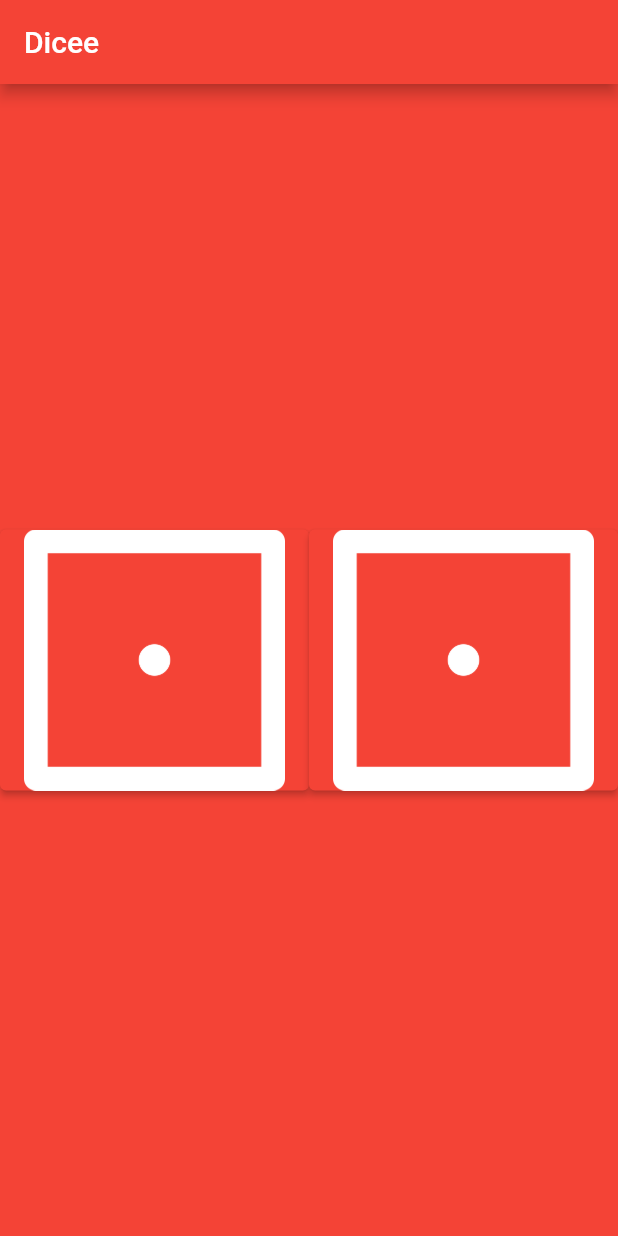
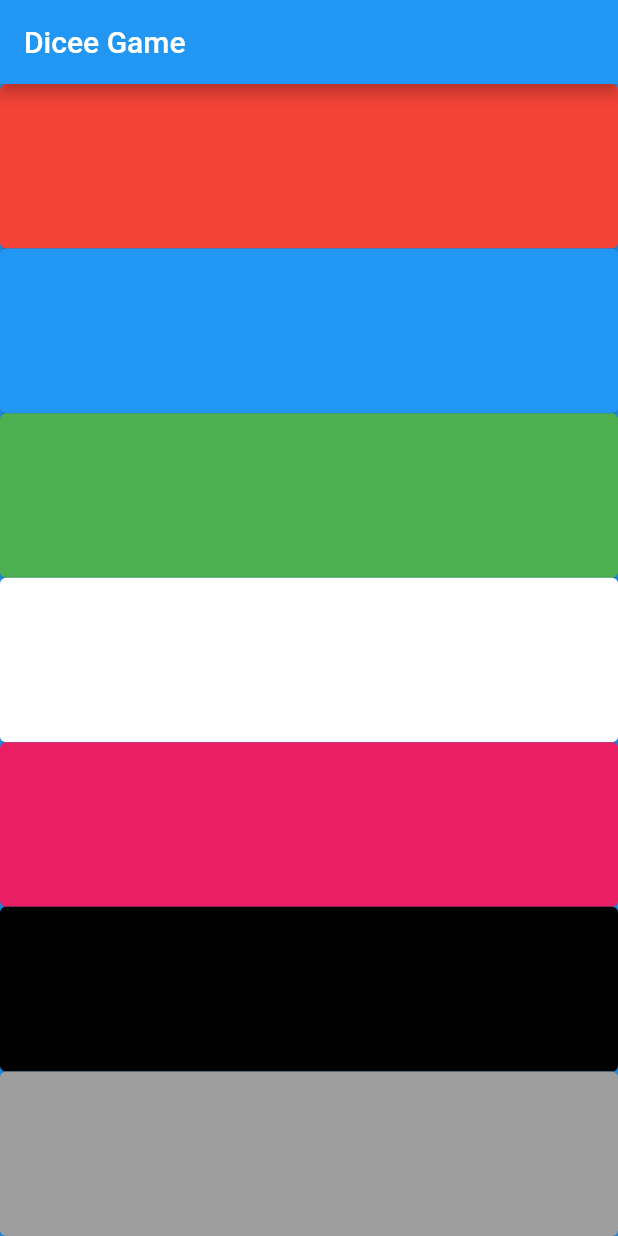
Before and after one commit to aorohith/angeleena, a Flutter app: the screen it shows after launch, on a phone screen of 412 x 824 dp. Run offline on Flutter 3.47's test engine with Material 2 defaults, Android fonts, the phone set to English and light mode, and no system bars; our stand-ins replace audioplayers.

Commit message:
piano finished

```diff
--- a/sample/lib/main.dart
+++ b/sample/lib/main.dart
@@ -1,61 +1,17 @@
-import 'dart:math';
-
 import 'package:flutter/material.dart';
+import 'package:sample/dice.dart';
+import 'package:sample/xylophone.dart';
 
 void main() {
   return runApp(
     MaterialApp(
       home: Scaffold(
-        backgroundColor: Colors.red,
+        backgroundColor: Colors.blue,
         appBar: AppBar(
-          title: Text('Dicee'),
-          backgroundColor: Colors.red,
+          title: const Text('Dicee Game'),
         ),
-        body: DicePage(),
+        body: Xylophone(),
       ),
     ),
   );
 }
-
-class DicePage extends StatefulWidget {
-
-  @override
-  State<DicePage> createState() => _DicePageState();
-}
-
-class _DicePageState extends State<DicePage> {
-  int indx1 = 1;
-  int indx2 = 1;
-  @override
-  Widget build(BuildContext context) {
-
-    return Container(
-        child: Center(
-          child: Row  (
-      children: [
-          Expanded(
-            child: ElevatedButton(
-              style: ElevatedButton.styleFrom(primary: Colors.red) ,
-              onPressed: (){
-                setState(() {
-                  indx1 = Random().nextInt(6)+1;
-                  indx2 = Random().nextInt(6)+1;
-                });
-              },
-              child:Image.asset("assets/images/dice$indx1.png")),
-            ),
-          Expanded(
-            child: ElevatedButton(
-              style: ElevatedButton.styleFrom(primary: Colors.red) ,
-              onPressed: (){
-                setState(() {
-                  indx1 = Random().nextInt(6)+1;
-                  indx2 = Random().nextInt(6)+1;
-                });
-              },child: Image.asset("assets/images/dice$indx2.png")),
-            ),
-      ],
-    ),
-        ));
-  }
-}
--- /dev/null
+++ b/sample/lib/xylophone.dart
@@ -0,0 +1,52 @@
+import 'package:flutter/material.dart';
+import 'package:audioplayers/audioplayers.dart';
+
+class Xylophone extends StatelessWidget {
+  const Xylophone({Key? key}) : super(key: key);
+
+
+  @override
+  Widget build(BuildContext context) {
+    return SafeArea(
+      child: SafeArea(
+        child: Center(
+          child: Column(children: [
+            Piano(id: 1, clr: Colors.red),
+            Piano(id: 2, clr: Colors.blue),
+            Piano(id: 3, clr: Colors.green),
+            Piano(id: 4, clr: Colors.white),
+            Piano(id: 5, clr: Colors.pink),
+            Piano(id: 6, clr: Colors.black),
+            Piano(id: 7, clr: Colors.grey),
+          ]),
+        ),
+      ),
+    );
+  }
+}
+
+class Piano extends StatelessWidget {
+  final id;
+  final clr;
+  const Piano({ Key? key, required this.id, required this.clr }) : super(key: key);
+  makeNoice(id){
+    final player = AudioCache(prefix: "assets/audios/");
+    player.play('note$id.wav');
+  }
+  @override
+  Widget build(BuildContext context) {
+    return Expanded(
+              child: SizedBox(
+                width: double.infinity,
+                child: ElevatedButton(
+
+                  style: ElevatedButton.styleFrom(primary: clr,) ,
+                  onPressed: () {
+                    makeNoice(id);
+                  },
+                  child: Text(""),
+                ),
+              ),
+            );
+  }
+}
```
Also changed, not shown: sample/lib/dice.dart (added, +44 -0 lines), sample/pubspec.yaml (+4 -16 lines), sample/pubspec.lock, 14 other files.
